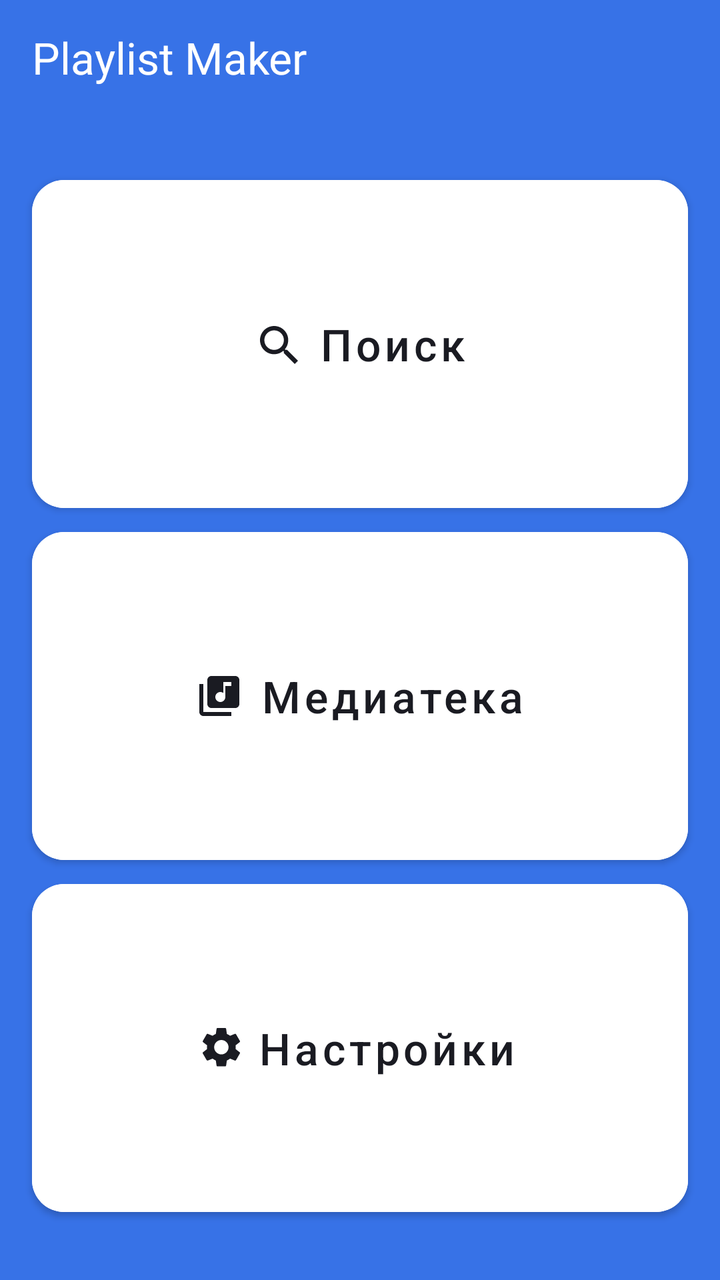
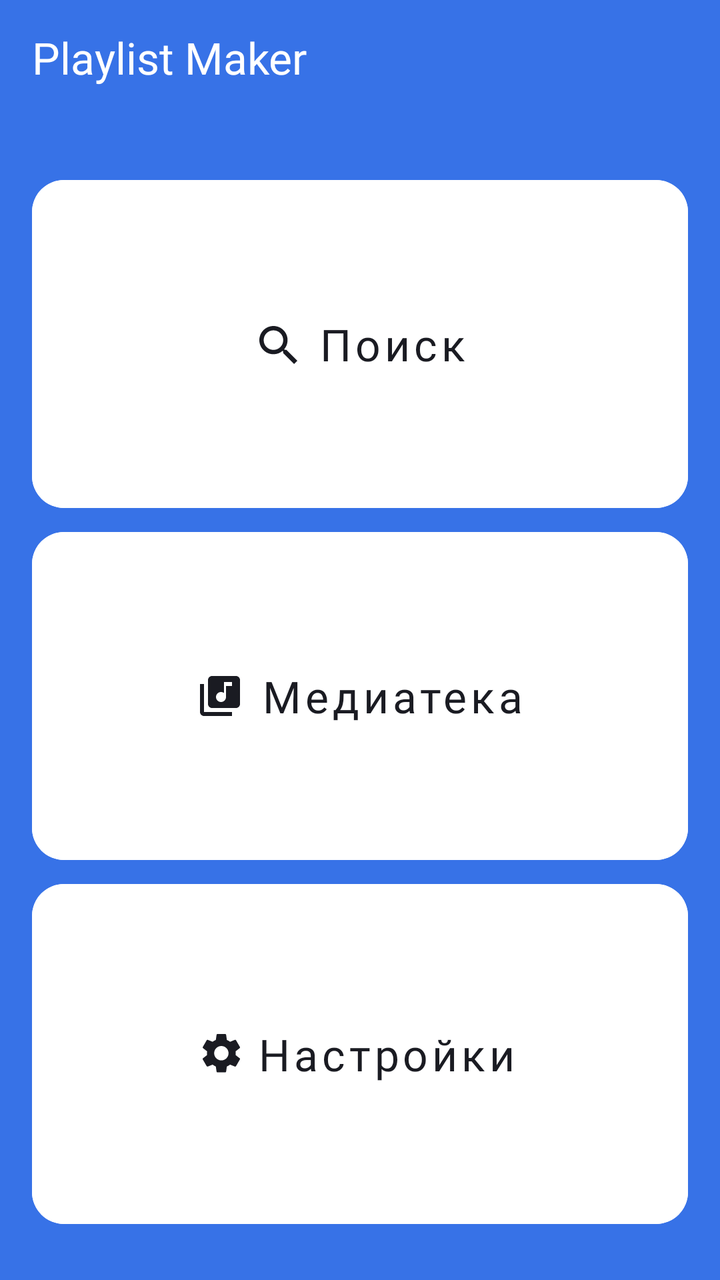

The first picture is an Android layout as it rendered before a commit; the second is the same layout after the commit. The layout source and the unified diff follow.
<!-- AndroidManifest.xml: application theme Theme.MaterialComponents.DayNight.NoActionBar -->
<!-- res/layout/activity_main.xml -->
<?xml version="1.0" encoding="utf-8"?>
<LinearLayout
    xmlns:android="http://schemas.android.com/apk/res/android"
    xmlns:app="http://schemas.android.com/apk/res-auto"
    android:id="@+id/main"
    android:layout_width="match_parent"
    android:layout_height="match_parent"
    android:orientation="vertical"
    android:background="@color/main_background">

    <com.google.android.material.textview.MaterialTextView
        android:layout_width="match_parent"
        android:layout_height="@dimen/toolbar_height"
        android:text="@string/app_name"
        android:textSize="@dimen/screen_title_text_size"
        android:textColor="@color/YP_white"
        android:paddingStart="@dimen/main_title_padding_horizontal"
        android:paddingEnd="@dimen/main_title_padding_horizontal"
        android:paddingTop="@dimen/main_title_padding_top"
        android:layout_marginTop="@dimen/main_title_margin"
        android:layout_marginStart="@dimen/main_title_margin"
        android:layout_marginEnd="@dimen/main_title_margin" />

    <com.google.android.material.button.MaterialButton
        android:id="@+id/searchButton"
        android:layout_width="match_parent"
        android:layout_height="0dp"
        android:layout_weight="1"
        android:layout_marginTop="@dimen/main_buttons_margin_top"
        android:layout_marginStart="@dimen/screen_horizontal_margin"
        android:layout_marginEnd="@dimen/screen_horizontal_margin"
        android:backgroundTint="@color/YP_white"
        android:text="@string/search"
        android:textSize="@dimen/main_button_text_size"
        android:textAllCaps="false"
        android:textColor="@color/YP_black"
        app:icon="@drawable/ic_search_24"
        app:iconTint="@color/YP_black"
        app:iconGravity="textStart"
        app:iconPadding="@dimen/main_button_icon_padding"
        app:cornerRadius="@dimen/main_button_corner_radius" />

    <com.google.android.material.button.MaterialButton
        android:id="@+id/mediaButton"
        android:layout_width="match_parent"
        android:layout_height="0dp"
        android:layout_weight="1"
        android:layout_marginStart="@dimen/screen_horizontal_margin"
        android:layout_marginEnd="@dimen/screen_horizontal_margin"
        android:backgroundTint="@color/YP_white"
        android:text="@string/media"
        android:textSize="@dimen/main_button_text_size"
        android:textAllCaps="false"
        android:textColor="@color/YP_black"
        app:icon="@drawable/ic_media"
        app:iconTint="@color/YP_black"
        app:iconGravity="textStart"
        app:iconPadding="@dimen/main_button_icon_padding"
        app:cornerRadius="@dimen/main_button_corner_radius" />

    <com.google.android.material.button.MaterialButton
        android:id="@+id/settingsButton"
        android:layout_width="match_parent"
        android:layout_height="0dp"
        android:layout_weight="1"
        android:layout_marginStart="@dimen/screen_horizontal_margin"
        android:layout_marginEnd="@dimen/screen_horizontal_margin"
        android:layout_marginBottom="@dimen/main_buttons_margin_bottom"
        android:backgroundTint="@color/YP_white"
        android:text="@string/settings"
        android:textSize="@dimen/main_button_text_size"
        android:textAllCaps="false"
        android:textColor="@color/YP_black"
        app:icon="@drawable/ic_settings"
        app:iconTint="@color/YP_black"
        app:iconGravity="textStart"
        app:iconPadding="@dimen/main_button_icon_padding"
        app:cornerRadius="@dimen/main_button_corner_radius" />

</LinearLayout>
<!-- resources referenced by this layout -->
<resources>
  <color name="YP_black">#1A1B22</color>
  <color name="YP_white">#FFFFFF</color>
  <color name="main_background">@color/YP_Blue</color>
  <dimen name="main_button_corner_radius">16dp</dimen>
  <dimen name="main_button_icon_padding">8dp</dimen>
  <dimen name="main_button_text_size">22sp</dimen>
  <dimen name="main_buttons_margin_bottom">28dp</dimen>
  <dimen name="main_buttons_margin_top">24dp</dimen>
  <dimen name="main_title_margin">4dp</dimen>
  <dimen name="main_title_padding_horizontal">12dp</dimen>
  <dimen name="main_title_padding_top">10dp</dimen>
  <dimen name="screen_horizontal_margin">16dp</dimen>
  <dimen name="screen_title_text_size">22sp</dimen>
  <dimen name="toolbar_height">56dp</dimen>
  <!-- drawable ic_media (drawable) -->
  <vector xmlns:android="http://schemas.android.com/apk/res/android"
      android:width="24dp"
      android:height="24dp"
      android:viewportWidth="24"
      android:viewportHeight="24">
    <path
        android:pathData="M20,2H8C6.9,2 6,2.9 6,4V16C6,17.1 6.9,18 8,18H20C21.1,18 22,17.1 22,16V4C22,2.9 21.1,2 20,2ZM18,7H15V12.5C15,13.88 13.88,15 12.5,15C11.12,15 10,13.88 10,12.5C10,11.12 11.12,10 12.5,10C13.07,10 13.58,10.19 14,10.51V5H18V7ZM4,6H2V20C2,21.1 2.9,22 4,22H18V20H4V6Z"
        android:fillColor="#1A1B22"/>
  </vector>
  <!-- drawable ic_search_24 (drawable) -->
  <vector xmlns:android="http://schemas.android.com/apk/res/android"
      android:width="24dp"
      android:height="24dp"
      android:viewportWidth="24"
      android:viewportHeight="24">
    <path
        android:pathData="M16.579,14.95H15.721L15.417,14.656C16.481,13.418 17.122,11.81 17.122,10.061C17.122,6.161 13.961,3 10.061,3C6.161,3 3,6.161 3,10.061C3,13.961 6.161,17.122 10.061,17.122C11.81,17.122 13.418,16.481 14.656,15.417L14.95,15.721V16.579L20.381,22L22,20.381L16.579,14.95ZM10.061,14.95C7.356,14.95 5.173,12.766 5.173,10.061C5.173,7.356 7.356,5.173 10.061,5.173C12.766,5.173 14.95,7.356 14.95,10.061C14.95,12.766 12.766,14.95 10.061,14.95Z"
        android:fillColor="#1A1B22"/>
  </vector>
  <string name="app_name" translatable="false">Playlist Maker</string>
  <string name="media">Медиатека</string>
  <string name="search">Поиск</string>
  <string name="settings">Настройки</string>
  <color name="YP_Blue">#3772E7</color>
  <!-- unchanged entries left out for length: 1 -->
</resources>

<!-- the commit's change to res/layout/activity_main.xml (unified diff, before → after) -->
@@ -9,10 +9,10 @@
     android:background="@color/main_background">
 
     <com.google.android.material.textview.MaterialTextView
+        android:textAppearance="@style/TextAppearance.PlaylistMaker.Title"
         android:layout_width="match_parent"
         android:layout_height="@dimen/toolbar_height"
         android:text="@string/app_name"
-        android:textSize="@dimen/screen_title_text_size"
         android:textColor="@color/YP_white"
         android:paddingStart="@dimen/main_title_padding_horizontal"
         android:paddingEnd="@dimen/main_title_padding_horizontal"
@@ -23,58 +23,26 @@
 
     <com.google.android.material.button.MaterialButton
         android:id="@+id/searchButton"
-        android:layout_width="match_parent"
-        android:layout_height="0dp"
-        android:layout_weight="1"
+        style="@style/MainScreenButton"
         android:layout_marginTop="@dimen/main_buttons_margin_top"
-        android:layout_marginStart="@dimen/screen_horizontal_margin"
-        android:layout_marginEnd="@dimen/screen_horizontal_margin"
-        android:backgroundTint="@color/YP_white"
         android:text="@string/search"
-        android:textSize="@dimen/main_button_text_size"
-        android:textAllCaps="false"
-        android:textColor="@color/YP_black"
         app:icon="@drawable/ic_search_24"
-        app:iconTint="@color/YP_black"
-        app:iconGravity="textStart"
-        app:iconPadding="@dimen/main_button_icon_padding"
-        app:cornerRadius="@dimen/main_button_corner_radius" />
+        />
 
     <com.google.android.material.button.MaterialButton
         android:id="@+id/mediaButton"
-        android:layout_width="match_parent"
-        android:layout_height="0dp"
-        android:layout_weight="1"
-        android:layout_marginStart="@dimen/screen_horizontal_margin"
-        android:layout_marginEnd="@dimen/screen_horizontal_margin"
-        android:backgroundTint="@color/YP_white"
+        style="@style/MainScreenButton"
         android:text="@string/media"
-        android:textSize="@dimen/main_button_text_size"
-        android:textAllCaps="false"
-        android:textColor="@color/YP_black"
         app:icon="@drawable/ic_media"
-        app:iconTint="@color/YP_black"
-        app:iconGravity="textStart"
-        app:iconPadding="@dimen/main_button_icon_padding"
-        app:cornerRadius="@dimen/main_button_corner_radius" />
+        />
 
     <com.google.android.material.button.MaterialButton
         android:id="@+id/settingsButton"
-        android:layout_width="match_parent"
-        android:layout_height="0dp"
-        android:layout_weight="1"
-        android:layout_marginStart="@dimen/screen_horizontal_margin"
-        android:layout_marginEnd="@dimen/screen_horizontal_margin"
+        style="@style/MainScreenButton"
         android:layout_marginBottom="@dimen/main_buttons_margin_bottom"
-        android:backgroundTint="@color/YP_white"
+        android:insetBottom="0dp"
         android:text="@string/settings"
-        android:textSize="@dimen/main_button_text_size"
-        android:textAllCaps="false"
-        android:textColor="@color/YP_black"
         app:icon="@drawable/ic_settings"
-        app:iconTint="@color/YP_black"
-        app:iconGravity="textStart"
-        app:iconPadding="@dimen/main_button_icon_padding"
-        app:cornerRadius="@dimen/main_button_corner_radius" />
+        />
 
 </LinearLayout>
<!-- resource entries referenced after the edit -->
@@ -5,14 +5,12 @@
   <color name="main_background">@color/YP_Blue</color>
   <dimen name="main_button_corner_radius">16dp</dimen>
   <dimen name="main_button_icon_padding">8dp</dimen>
-  <dimen name="main_button_text_size">22sp</dimen>
   <dimen name="main_buttons_margin_bottom">28dp</dimen>
   <dimen name="main_buttons_margin_top">24dp</dimen>
   <dimen name="main_title_margin">4dp</dimen>
   <dimen name="main_title_padding_horizontal">12dp</dimen>
   <dimen name="main_title_padding_top">10dp</dimen>
   <dimen name="screen_horizontal_margin">16dp</dimen>
-  <dimen name="screen_title_text_size">22sp</dimen>
   <dimen name="toolbar_height">56dp</dimen>
   <!-- drawable ic_media (drawable) -->
   <vector xmlns:android="http://schemas.android.com/apk/res/android"
@@ -38,6 +36,26 @@
   <string name="media">Медиатека</string>
   <string name="search">Поиск</string>
   <string name="settings">Настройки</string>
+  <style name="MainScreenButton" parent="Widget.MaterialComponents.Button.UnelevatedButton">
+          <item name="android:layout_width">match_parent</item>
+          <item name="android:layout_height">0dp</item>
+          <item name="android:layout_weight">1</item>
+          <item name="android:layout_marginStart">@dimen/screen_horizontal_margin</item>
+          <item name="android:layout_marginEnd">@dimen/screen_horizontal_margin</item>
+          <item name="android:backgroundTint">@color/YP_white</item>
+          <item name="android:textAllCaps">false</item>
+          <item name="android:textColor">@color/YP_black</item>
+          <item name="iconTint">@color/YP_black</item>
+          <item name="iconGravity">textStart</item>
+          <item name="iconPadding">@dimen/main_button_icon_padding</item>
+          <item name="cornerRadius">@dimen/main_button_corner_radius</item>
+          <item name="android:fontFamily">@font/ys_display_medium</item>
+          <item name="android:textSize">22sp</item>
+      </style>
+  <style name="TextAppearance.PlaylistMaker.Title" parent="TextAppearance.AppCompat">
+          <item name="android:fontFamily">@font/ys_display_medium</item>
+          <item name="android:textSize">22sp</item>
+      </style>
   <color name="YP_Blue">#3772E7</color>
   <!-- unchanged entries left out for length: 1 -->
 </resources>
